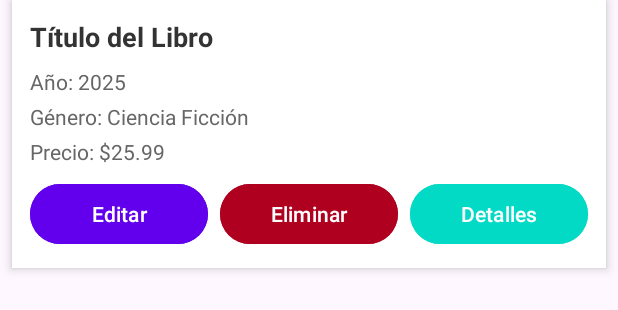
After one commit to MOV-2024-B-CC-GR1/mov-gr1-calahorrano-cualchi-david-alejandro, an Android app: the layout libro_item.xml on its own in the app's theme, with its tools: preview values and no code run, on a phone screen of 412 x 824 dp. The commit adds this screen. Shown: the top 310 px of the screen. Run offline under Robolectric (Android 15) with nearby library versions, the phone set to English and light mode, and no system bars.

Commit message:
Added dynamic book listing feature with CRUD operations and layout changes.

```diff
--- /dev/null
+++ b/02-Deber1/app/src/main/res/layout/libro_item.xml
@@ -0,0 +1,99 @@
+<?xml version="1.0" encoding="utf-8"?>
+<androidx.constraintlayout.widget.ConstraintLayout
+    xmlns:android="http://schemas.android.com/apk/res/android"
+    xmlns:tools="http://schemas.android.com/tools"
+    android:layout_width="match_parent"
+    android:layout_height="match_parent">
+
+    <!-- Contenedor para un libro -->
+    <LinearLayout
+        android:layout_width="match_parent"
+        android:layout_height="wrap_content"
+        android:orientation="vertical"
+        android:padding="12dp"
+        android:layout_margin="8dp"
+        android:background="@android:color/white"
+        android:elevation="4dp"
+        android:layout_marginBottom="16dp"
+        tools:ignore="MissingConstraints">
+
+        <!-- Título del libro -->
+        <TextView
+            android:id="@+id/tvBookTitle"
+            android:layout_width="wrap_content"
+            android:layout_height="wrap_content"
+            android:text="Título del Libro"
+            android:textSize="18sp"
+            android:textStyle="bold"
+            android:textColor="#333333"
+            android:layout_marginBottom="8dp" />
+
+        <!-- Detalles adicionales -->
+        <TextView
+            android:id="@+id/tvBookYear"
+            android:layout_width="wrap_content"
+            android:layout_height="wrap_content"
+            android:text="Año: 2025"
+            android:textSize="14sp"
+            android:textColor="#666666"
+            android:layout_marginBottom="4dp" />
+
+        <TextView
+            android:id="@+id/tvBookGenre"
+            android:layout_width="wrap_content"
+            android:layout_height="wrap_content"
+            android:text="Género: Ciencia Ficción"
+            android:textSize="14sp"
+            android:textColor="#666666"
+            android:layout_marginBottom="4dp" />
+
+        <TextView
+            android:id="@+id/tvBookPrice"
+            android:layout_width="wrap_content"
+            android:layout_height="wrap_content"
+            android:text="Precio: $25.99"
+            android:textSize="14sp"
+            android:textColor="#666666"
+            android:layout_marginBottom="8dp" />
+
+        <!-- Botones de acción -->
+        <LinearLayout
+            android:layout_width="match_parent"
+            android:layout_height="wrap_content"
+            android:orientation="horizontal">
+
+            <!-- Botón Editar -->
+            <Button
+                android:id="@+id/btnEditBook"
+                android:layout_width="0dp"
+                android:layout_height="wrap_content"
+                android:layout_weight="1"
+                android:text="Editar"
+                android:textColor="#FFFFFF"
+                android:backgroundTint="#6200EE"
+                android:layout_marginEnd="8dp" />
+
+            <!-- Botón Eliminar -->
+            <Button
+                android:id="@+id/btnDeleteBook"
+                android:layout_width="0dp"
+                android:layout_height="wrap_content"
+                android:layout_weight="1"
+                android:text="Eliminar"
+                android:textColor="#FFFFFF"
+                android:backgroundTint="#B00020"
+                android:layout_marginEnd="8dp" />
+
+            <!-- Botón Ver Detalles -->
+            <Button
+                android:id="@+id/btnViewDetails"
+                android:layout_width="0dp"
+                android:layout_height="wrap_content"
+                android:layout_weight="1"
+                android:text="Detalles"
+                android:textColor="#FFFFFF"
+                android:backgroundTint="#03DAC6" />
+        </LinearLayout>
+    </LinearLayout>
+
+</androidx.constraintlayout.widget.ConstraintLayout>
```
Also changed, not shown: 02-Deber1/app/src/main/java/com/example/a02_deber1/LibrosActivity.kt (+43 -0 lines), 02-Deber1/app/src/main/res/layout/activity_libros.xml (+46 -8 lines).
